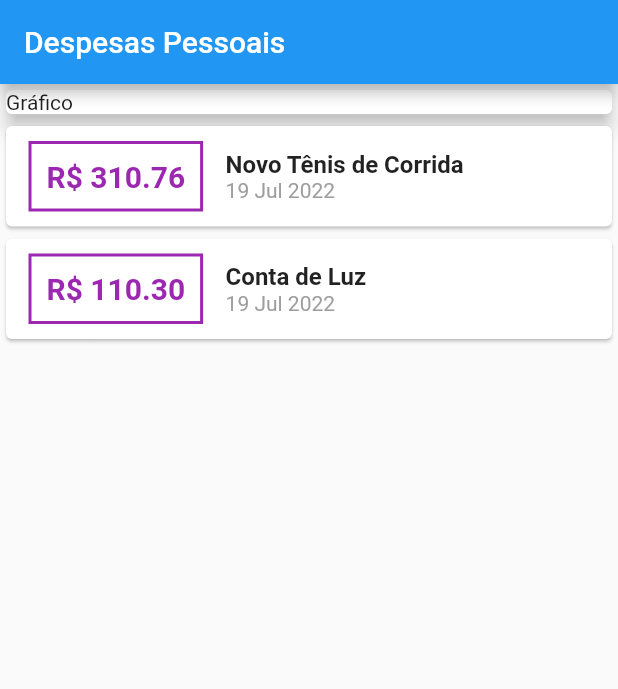
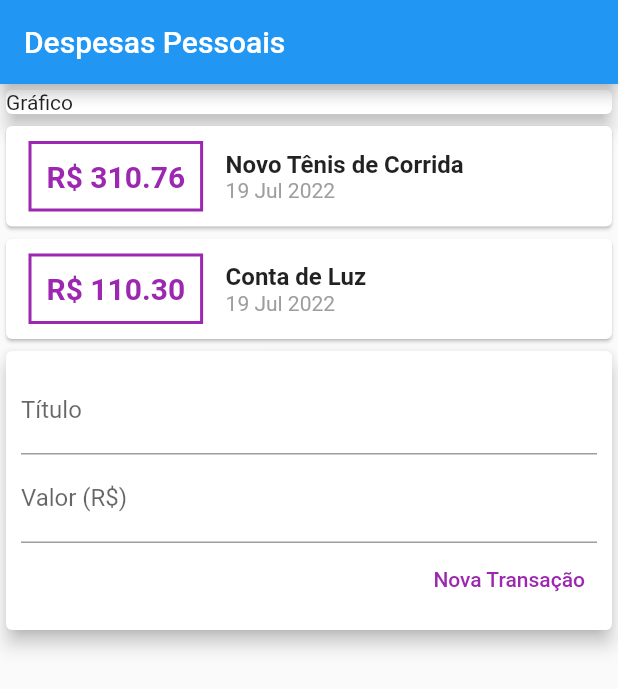
Before and after one commit to DavidCavalcanti/expenses, a Flutter app: the screen it shows after launch, on a phone screen of 412 x 824 dp. Shown: the top 689 px of the screen. Run offline on Flutter 3.47's test engine with Material 2 defaults, Android fonts, the phone set to English and light mode, and no system bars.

Commit message:
Importar formulário

```diff
--- a/lib/main.dart
+++ b/lib/main.dart
@@ -1,3 +1,4 @@
+import 'package:expenses/components/transaction_form.dart';
 import 'package:expenses/components/transection_list.dart';
 import 'package:expenses/models/transaction.dart';
 import 'package:flutter/material.dart';
@@ -44,6 +45,7 @@ class MyHomePage extends StatelessWidget {
             ),
           ),
           TransactionList(_transactions),
+          TransactionForm(),
         ],
       ),
     );
```
